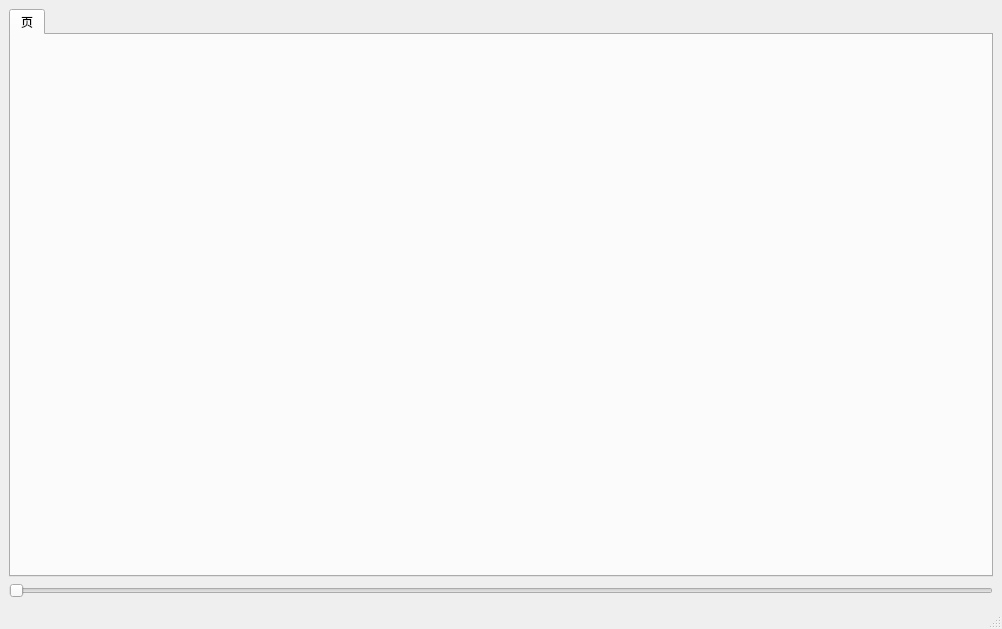
The window that examples/qqtprintsupportexample/mainwindow.ui (AbelTian/LibQQt) describes before a commit, drawn with Qt 5.
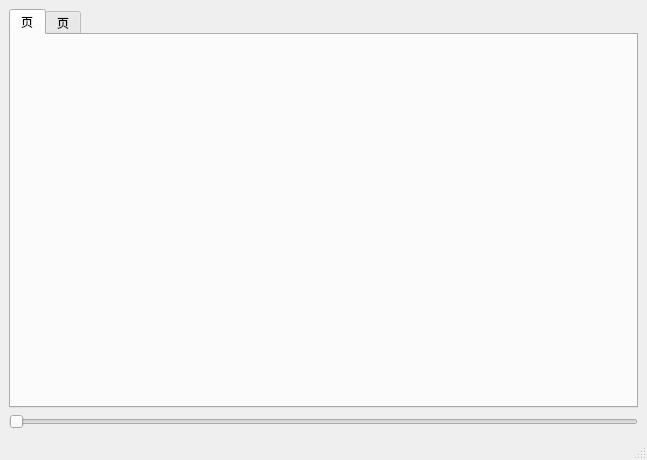
The same window after the commit. Custom widgets are drawn as their Qt base class.

Diff of the .ui file:
```diff
--- a/examples/qqtprintsupportexample/mainwindow.ui
+++ b/examples/qqtprintsupportexample/mainwindow.ui
@@ -6,8 +6,8 @@
    <rect>
     <x>0</x>
     <y>0</y>
-    <width>1002</width>
-    <height>629</height>
+    <width>647</width>
+    <height>460</height>
    </rect>
   </property>
   <property name="windowTitle">
@@ -35,6 +35,11 @@
         </property>
        </widget>
       </widget>
+      <widget class="QWidget" name="tab">
+       <attribute name="title">
+        <string>页</string>
+       </attribute>
+      </widget>
      </widget>
     </item>
     <item>
```
Left out of the diff: 4 changed lines with no effect on the pictures.
